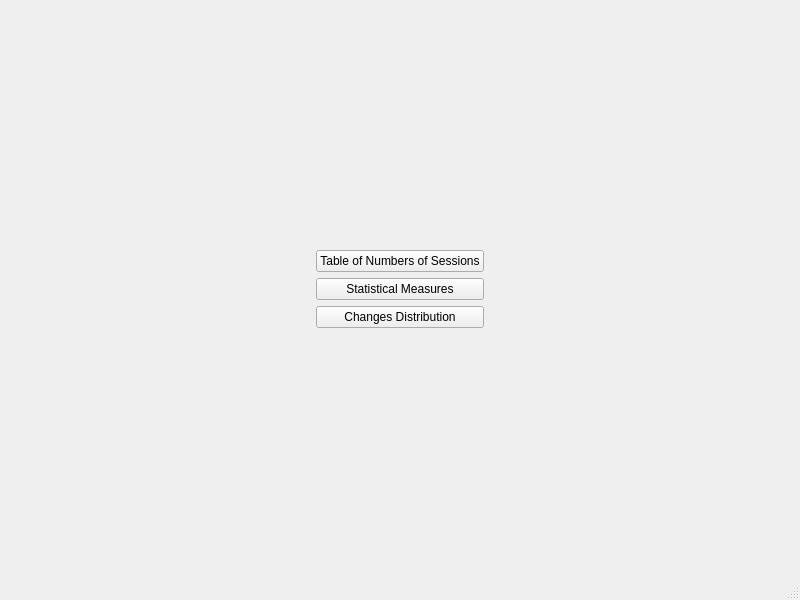
IIS-ZPI/ZPI2023_IO1_MVP, file app/app_ui.ui: the form before one commit.
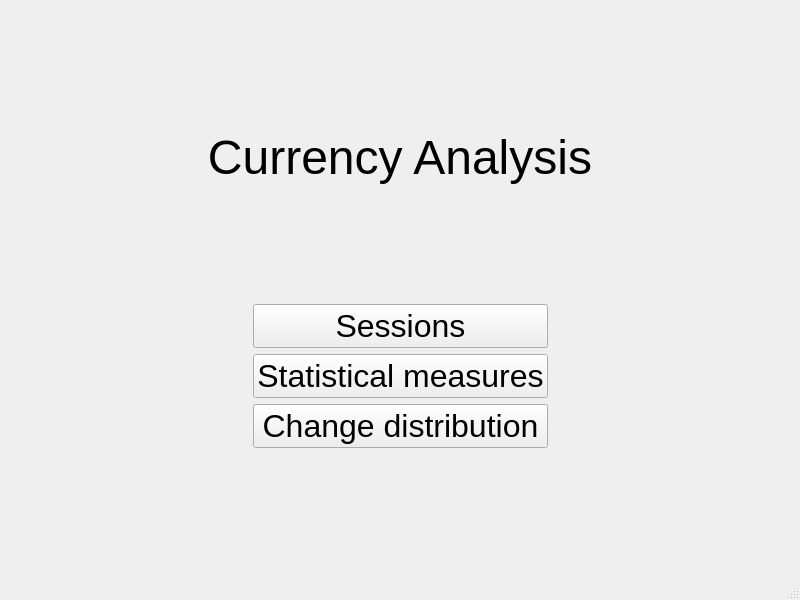
The form after the commit. The open tabs and pages were chosen to show the change.

Commit message: UI date box update, name fix

The edit to the form file:
```diff
--- a/app/app_ui.ui
+++ b/app/app_ui.ui
@@ -22,7 +22,7 @@
       </property>
       <widget class="QWidget" name="page">
        <layout class="QGridLayout" name="gridLayout_5">
-        <item row="1" column="2">
+        <item row="3" column="2">
          <spacer name="horizontalSpacer_4">
           <property name="orientation">
            <enum>Qt::Orientation::Horizontal</enum>
@@ -35,57 +35,46 @@
           </property>
          </spacer>
         </item>
-        <item row="2" column="1">
-         <spacer name="verticalSpacer_6">
-          <property name="orientation">
-           <enum>Qt::Orientation::Vertical</enum>
-          </property>
-          <property name="sizeHint" stdset="0">
-           <size>
-            <width>20</width>
-            <height>40</height>
-           </size>
-          </property>
-         </spacer>
-        </item>
-        <item row="1" column="1">
+        <item row="3" column="1">
          <layout class="QVBoxLayout" name="verticalLayout_5">
           <item>
            <widget class="QPushButton" name="pushButtonGotoSessions">
+            <property name="font">
+             <font>
+              <pointsize>24</pointsize>
+             </font>
+            </property>
             <property name="text">
-             <string>Table of Numbers of Sessions</string>
+             <string>Sessions</string>
             </property>
            </widget>
           </item>
           <item>
            <widget class="QPushButton" name="pushButtonGotoMeasures">
+            <property name="font">
+             <font>
+              <pointsize>24</pointsize>
+             </font>
+            </property>
             <property name="text">
-             <string>Statistical Measures</string>
+             <string>Statistical measures</string>
             </property>
            </widget>
           </item>
           <item>
            <widget class="QPushButton" name="pushButtonGotoDistribution">
+            <property name="font">
+             <font>
+              <pointsize>24</pointsize>
+             </font>
+            </property>
             <property name="text">
-             <string>Changes Distribution</string>
+             <string>Change distribution</string>
             </property>
            </widget>
           </item>
          </layout>
         </item>
-        <item row="1" column="0">
-         <spacer name="horizontalSpacer_3">
-          <property name="orientation">
-           <enum>Qt::Orientation::Horizontal</enum>
-          </property>
-          <property name="sizeHint" stdset="0">
-           <size>
-            <width>40</width>
-            <height>20</height>
-           </size>
-          </property>
-         </spacer>
-        </item>
         <item row="0" column="0" colspan="3">
          <spacer name="verticalSpacer_5">
           <property name="orientation">
@@ -99,6 +88,52 @@
           </property>
          </spacer>
         </item>
+        <item row="4" column="1">
+         <spacer name="verticalSpacer_6">
+          <property name="orientation">
+           <enum>Qt::Orientation::Vertical</enum>
+          </property>
+          <property name="sizeHint" stdset="0">
+           <size>
+            <width>20</width>
+            <height>40</height>
+           </size>
+          </property>
+         </spacer>
+        </item>
+        <item row="3" column="0">
+         <spacer name="horizontalSpacer_3">
+          <property name="orientation">
+           <enum>Qt::Orientation::Horizontal</enum>
+          </property>
+          <property name="sizeHint" stdset="0">
+           <size>
+            <width>40</width>
+            <height>20</height>
+           </size>
+          </property>
+         </spacer>
+        </item>
+        <item row="1" column="0" colspan="3">
+         <widget class="QLabel" name="label_2">
+          <property name="text">
+           <string>&lt;html&gt;&lt;head/&gt;&lt;body&gt;&lt;p align=&quot;center&quot;&gt;&lt;span style=&quot; font-size:36pt;&quot;&gt;Currency Analysis&lt;/span&gt;&lt;/p&gt;&lt;/body&gt;&lt;/html&gt;</string>
+          </property>
+         </widget>
+        </item>
+        <item row="2" column="0" colspan="3">
+         <spacer name="verticalSpacer_13">
+          <property name="orientation">
+           <enum>Qt::Orientation::Vertical</enum>
+          </property>
+          <property name="sizeHint" stdset="0">
+           <size>
+            <width>20</width>
+            <height>40</height>
+           </size>
+          </property>
+         </spacer>
+        </item>
        </layout>
       </widget>
       <widget class="QWidget" name="page_2">
```
Left out of the diff: 66 changed lines with no effect on the pictures. The commit also changes 2 other files.
